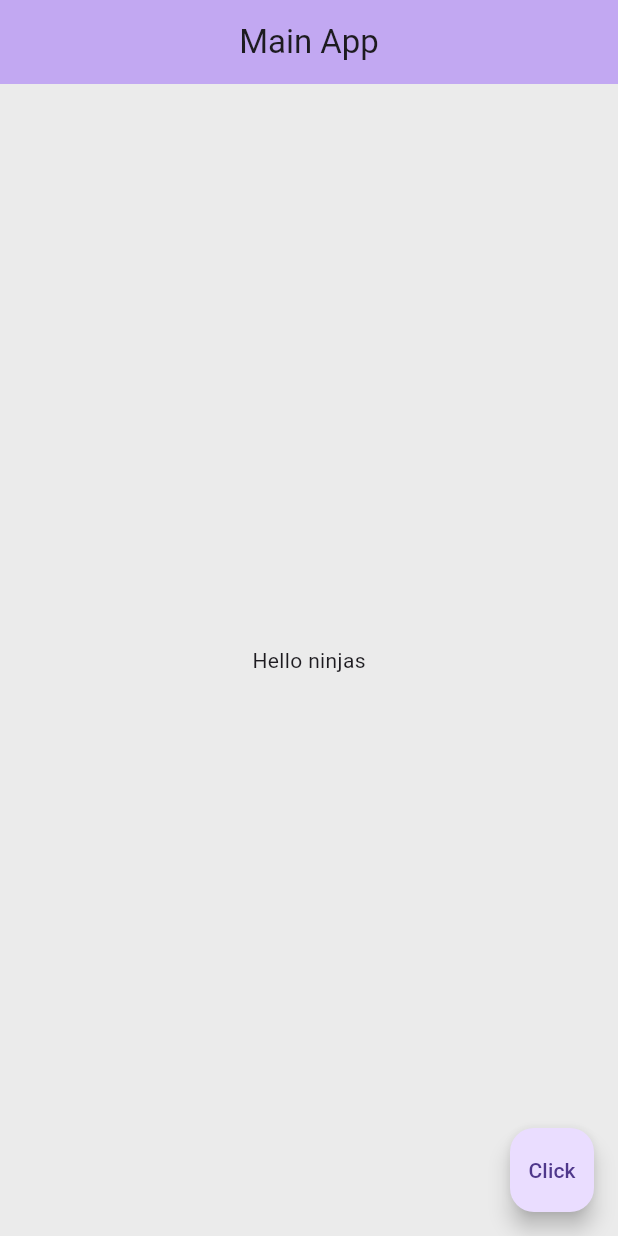
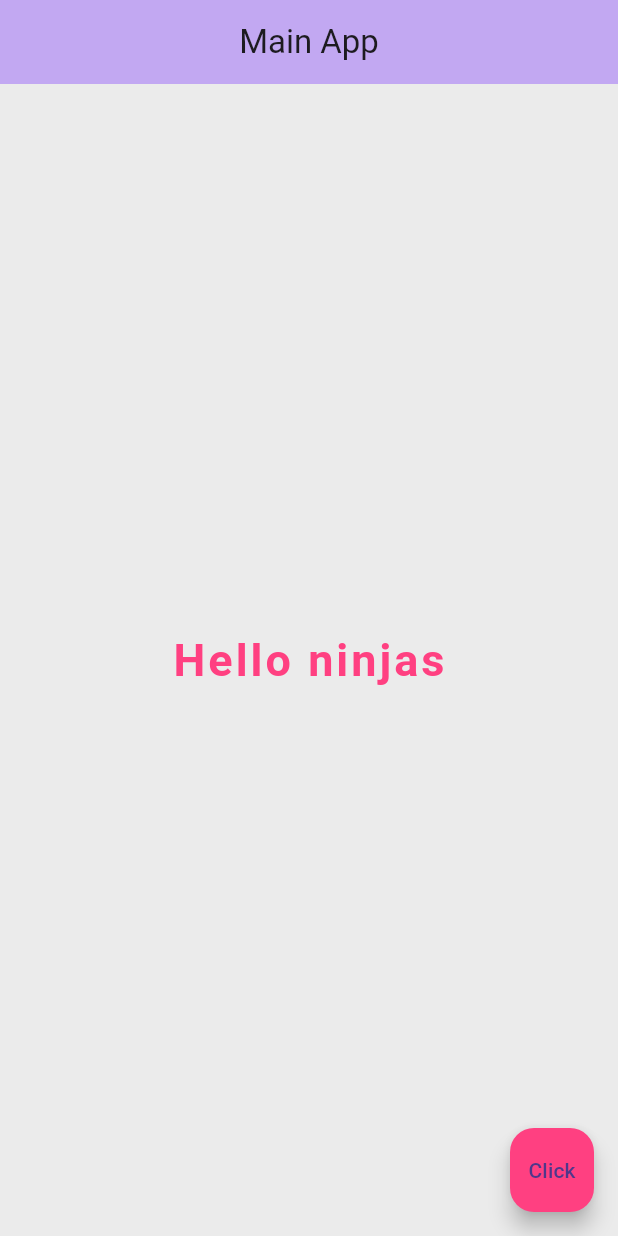
Before and after one commit to Koraiche/flutter-start, a Flutter app: the screen it shows after launch, on a phone screen of 412 x 824 dp. Run offline on Flutter 3.47's test engine with Material 3 defaults, Android fonts, the phone set to English and light mode, and no system bars; Roboto replaces fonts that are missing (Tektur).

Commit message:
first commit

```diff
--- a/lib/main_app.dart
+++ b/lib/main_app.dart
@@ -14,12 +14,21 @@ class MainApp extends StatelessWidget {
           backgroundColor: Color.fromARGB(255, 194, 168, 242),
           ),
         body: Center(
-
-          child: Text("Hello ninjas")
+          child: Text(
+            "Hello ninjas",
+            style: TextStyle(
+              fontSize: 30,
+              fontFamily: 'Tektur',
+              fontWeight: FontWeight.bold,
+              color: Colors.pinkAccent,
+              letterSpacing: 2,
+            )
+          )
         ),
         floatingActionButton: FloatingActionButton(
           onPressed: onPressed,
-          child: Text('Click'),
+          backgroundColor: Colors.pinkAccent,
+          child: Text('Click')
         ),
       ),
     );
```
Also changed, not shown: pubspec.yaml (+9 -0 lines), fonts/Tektur-VariableFont_wdth,wght.ttf (added).
